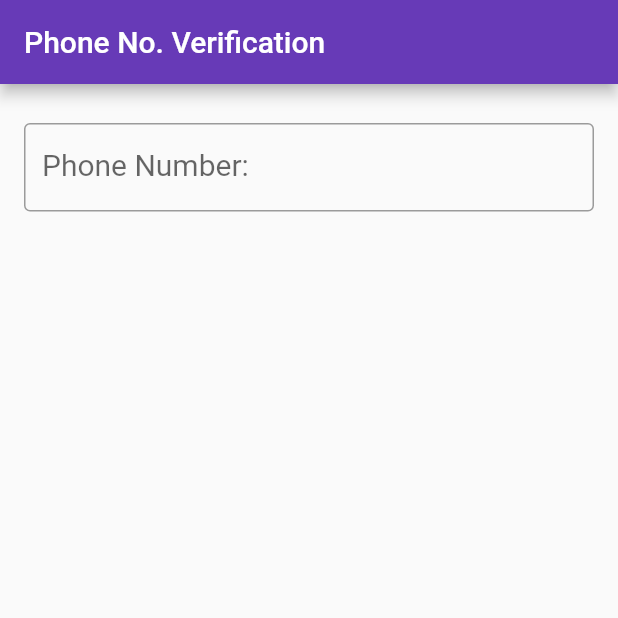
After one commit to daynial132/flutter_fb_auth, a Flutter app: the MobileVerification screen opened directly, on a phone screen of 412 x 824 dp, the top half of it. The commit adds this screen. Run offline on Flutter 3.47's test engine with Material 2 defaults, Android fonts, the phone set to English and light mode, and no system bars; our stand-ins replace firebase_auth, firebase_core; accounts and stored records are empty.

Commit message:
adding mobileverification to login page mobile verification ui is in progress

```diff
--- /dev/null
+++ b/lib/pages/mobileverification.dart
@@ -0,0 +1,121 @@
+import 'package:firebase_auth/firebase_auth.dart';
+import 'package:flutter/material.dart';
+
+enum MobileVerificationState {
+  SHOW_MOBILE_FORM_STATE,
+  SHOW_OTP_FORM_STATE,
+}
+
+class MobileVerification extends StatefulWidget {
+  const MobileVerification({Key? key}) : super(key: key);
+
+  @override
+  _MobileVerificationState createState() => _MobileVerificationState();
+}
+
+class _MobileVerificationState extends State<MobileVerification> {
+  MobileVerificationState currentState =
+      MobileVerificationState.SHOW_MOBILE_FORM_STATE;
+
+  final phoneController = TextEditingController();
+  final otpController = TextEditingController();
+
+  FirebaseAuth _auth = FirebaseAuth.instance;
+
+  late String verificationId;
+
+  bool showLoading = false;
+
+  final GlobalKey<ScaffoldState> _scaffoldKey = GlobalKey();
+
+  @override
+  Widget build(BuildContext context) {
+    return Scaffold(
+        appBar: AppBar(
+          title: Text("Phone No. Verification"),
+        ),
+        key: _scaffoldKey,
+        body: Container(
+          child: showLoading
+              ? Center(
+                  child: CircularProgressIndicator(),
+                )
+              : currentState == MobileVerificationState.SHOW_MOBILE_FORM_STATE
+                  ? getMobileFormWidget(context)
+                  : getOtpFormWidget(context),
+          padding: const EdgeInsets.all(16),
+        ));
+  }
+
+  getMobileFormWidget(context) {
+    return Column(children: [
+      Container(
+        margin: EdgeInsets.symmetric(vertical: 10.0),
+        child: TextFormField(
+            autofocus: false,
+            decoration: InputDecoration(
+              labelText: 'Phone Number: ',
+              labelStyle: TextStyle(fontSize: 20.0),
+              border: OutlineInputBorder(),
+              errorStyle: TextStyle(color: Colors.redAccent, fontSize: 15),
+              hintText: "Phone Number", ),
+            controller: phoneController),
+      ),
+    ]);
+  }
+
+// return Column(
+//   children: [
+//     Spacer(),
+//     TextField(
+//       controller: phoneController,
+//       decoration: InputDecoration(
+//         hintText: "Phone Number",
+//       ),
+//     ),
+//     SizedBox(
+//       height: 16,
+//     ),
+//     FlatButton(
+//       onPressed: () async {
+//         setState(() {
+//           showLoading = true;
+//         });
+//
+//         await _auth.verifyPhoneNumber(
+//           phoneNumber: phoneController.text,
+//           verificationCompleted: (phoneAuthCredential) async {
+//             setState(() {
+//               showLoading = false;
+//             });
+//             //signInWithPhoneAuthCredential(phoneAuthCredential);
+//           },
+//           verificationFailed: (verificationFailed) async {
+//             setState(() {
+//               showLoading = false;
+//             });
+//             // _scaffoldKey.currentState.showSnackBar(
+//             //     SnackBar(content: Text(verificationFailed.message)));
+//           },
+//           codeSent: (verificationId, resendingToken) async {
+//             setState(() {
+//               showLoading = false;
+//               currentState = MobileVerificationState.SHOW_OTP_FORM_STATE;
+//               this.verificationId = verificationId;
+//             });
+//           },
+//           codeAutoRetrievalTimeout: (verificationId) async {},
+//         );
+//       },
+//       child: Text("SEND"),
+//       color: Colors.blue,
+//       textColor: Colors.white,
+//     ),
+//     Spacer(),
+//   ],
+// );
+
+  getOtpFormWidget(BuildContext context) {
+    return Container();
+  }
+}
--- a/lib/pages/signup.dart
+++ b/lib/pages/signup.dart
@@ -1,6 +1,7 @@
 import 'package:firebase_auth/firebase_auth.dart';
 import 'package:flutter/material.dart';
 import 'package:flutter_fb_auth/pages/login.dart';
+import 'package:flutter_fb_auth/pages/mobileverification.dart';
 
 class Signup extends StatefulWidget {
   const Signup({Key? key}) : super(key: key);
@@ -177,7 +178,7 @@ class _SignupState extends State<Signup> {
         Navigator.pushReplacement(
           context,
           MaterialPageRoute(
-            builder: (context) => Login(),
+            builder: (context) => MobileVerification(),
           ),
         );
       } on FirebaseAuthException catch (e) {
```
Also changed, not shown: 1 other file.
